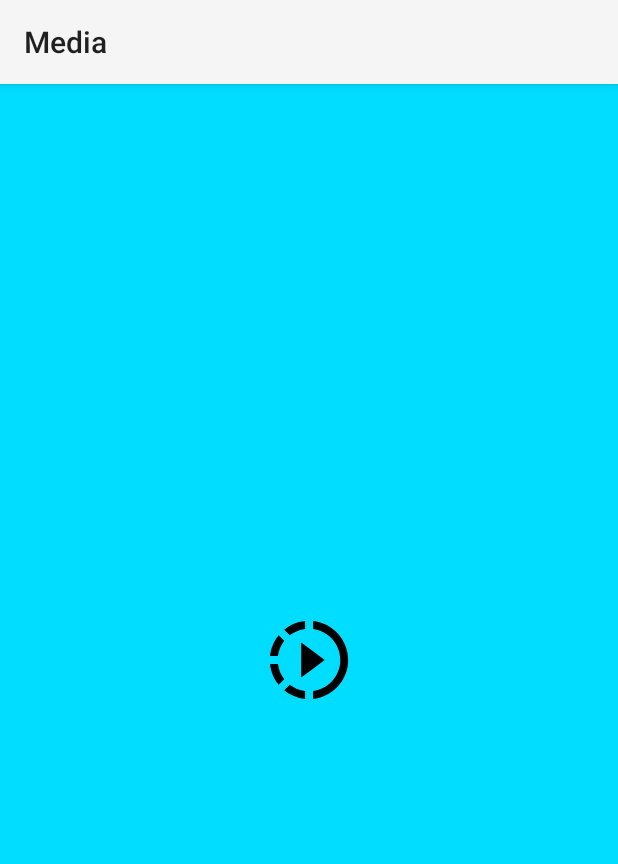
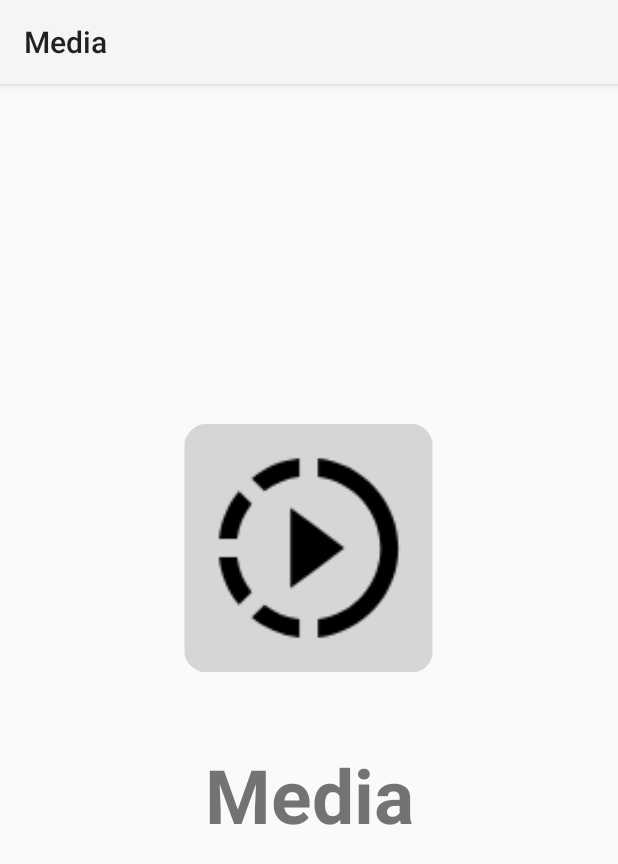
Before and after one commit to Siddiq2772/MediaApp, an Android app: the splash screen opened directly, with no data from a screen before it, on a phone screen of 412 x 824 dp. Shown: the top 864 px of the screen. Run offline under Robolectric (Android 15) with nearby library versions, the light colour scheme and no system bars.

Commit message:
spalsh screen added

```diff
--- a/app/src/main/java/com/example/media/AudioPlayer.java
+++ b/app/src/main/java/com/example/media/AudioPlayer.java
@@ -97,6 +97,7 @@
     public void onBackPressed() {
         mediaPlayer.stop();
         super.onBackPressed();
+        mediaPlayer.release();
         // Call the super class's onBackPressed method to handle the default back button behavior
 
     }
--- a/app/src/main/res/layout/activity_splash.xml
+++ b/app/src/main/res/layout/activity_splash.xml
@@ -5,19 +5,29 @@
     android:id="@+id/main"
     android:layout_width="match_parent"
     android:layout_height="match_parent"
-    android:background="@android:color/holo_blue_bright"
     tools:context=".splash">
 
     <ImageView
         android:id="@+id/imageView"
+        android:layout_width="214dp"
+        android:layout_height="165dp"
+        app:layout_constraintBottom_toBottomOf="parent"
+        app:layout_constraintEnd_toEndOf="parent"
+        app:layout_constraintHorizontal_bias="0.497"
+        app:layout_constraintStart_toStartOf="parent"
+        app:layout_constraintTop_toTopOf="parent"
+        app:layout_constraintVertical_bias="0.376"
+        app:srcCompat="@mipmap/ic_launcher_round" />
+
+    <TextView
+        android:id="@+id/textView2"
         android:layout_width="wrap_content"
         android:layout_height="wrap_content"
-        app:layout_constraintBottom_toBottomOf="parent"
+        android:layout_marginTop="48dp"
+        android:text="@string/app_name"
+        android:textSize="50dp"
+        android:textStyle="bold"
         app:layout_constraintEnd_toEndOf="parent"
-        app:layout_constraintHorizontal_bias="0.5"
         app:layout_constraintStart_toStartOf="parent"
-        app:layout_constraintTop_toTopOf="parent"
-        app:layout_constraintVertical_bias="0.5"
-        app:srcCompat="@drawable/ic_launcher_foreground" />
-
+        app:layout_constraintTop_toBottomOf="@+id/imageView" />
 </androidx.constraintlayout.widget.ConstraintLayout>
```
